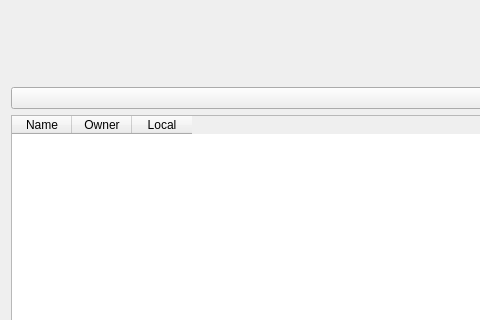
The window that qfieldsync/ui/cloud_projects_dialog.ui (opengisch/qfieldsync) describes before a commit, drawn with Qt 5; both pictures show x 0 to 480 and y 0 to 320 of the 640 by 661 pixel window.
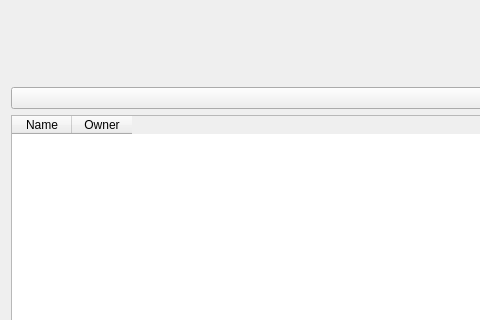
The same window after the commit. The open tabs and pages were chosen to show the change. Icons and pictures are not drawn.

Commit message: Add a remote(-only) cloud project icon, get rid of the local checkbox widget in favor of icon representation

The edit to the form file:
```diff
--- a/qfieldsync/ui/cloud_projects_dialog.ui
+++ b/qfieldsync/ui/cloud_projects_dialog.ui
@@ -155,14 +155,6 @@
            <string>Owner</string>
           </property>
          </column>
-         <column>
-          <property name="text">
-           <string>Local</string>
-          </property>
-          <property name="toolTip">
-           <string>Whether the file has a configured local directory</string>
-          </property>
-         </column>
         </widget>
        </item>
        <item>
```
The commit also changes 3 other files.
